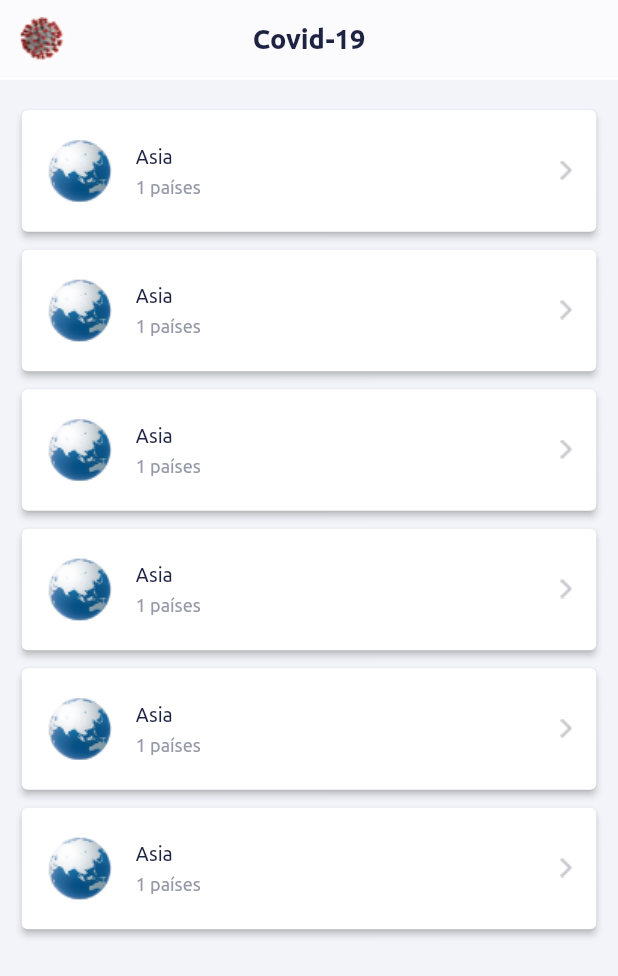
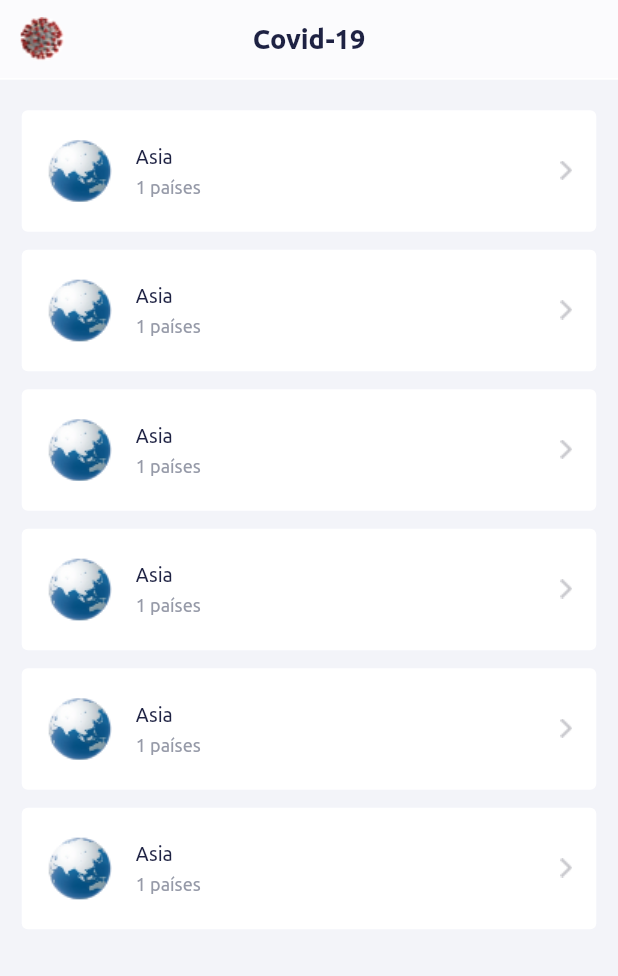
Before and after one commit to savioti/study_flutter_provider, a Flutter app: the screen it shows after launch, on a phone screen of 412 x 824 dp. Shown: the top 976 px of the screen. Run offline on Flutter 3.47's test engine with Material 2 defaults, Android fonts, the phone set to English and light mode, and no system bars.

Commit message:
ajustando elevação dos botões

```diff
--- a/lib/app/shared/widgets/button_continent.dart
+++ b/lib/app/shared/widgets/button_continent.dart
@@ -34,6 +34,7 @@ class ContinentButton extends StatelessWidget {
       child: ElevatedButton(
         style: ButtonStyle(
           backgroundColor: MaterialStateProperty.all(Colors.white),
+          elevation: MaterialStateProperty.all(0.0),
         ),
         onPressed: () => {},
         child: ListTile(
```
